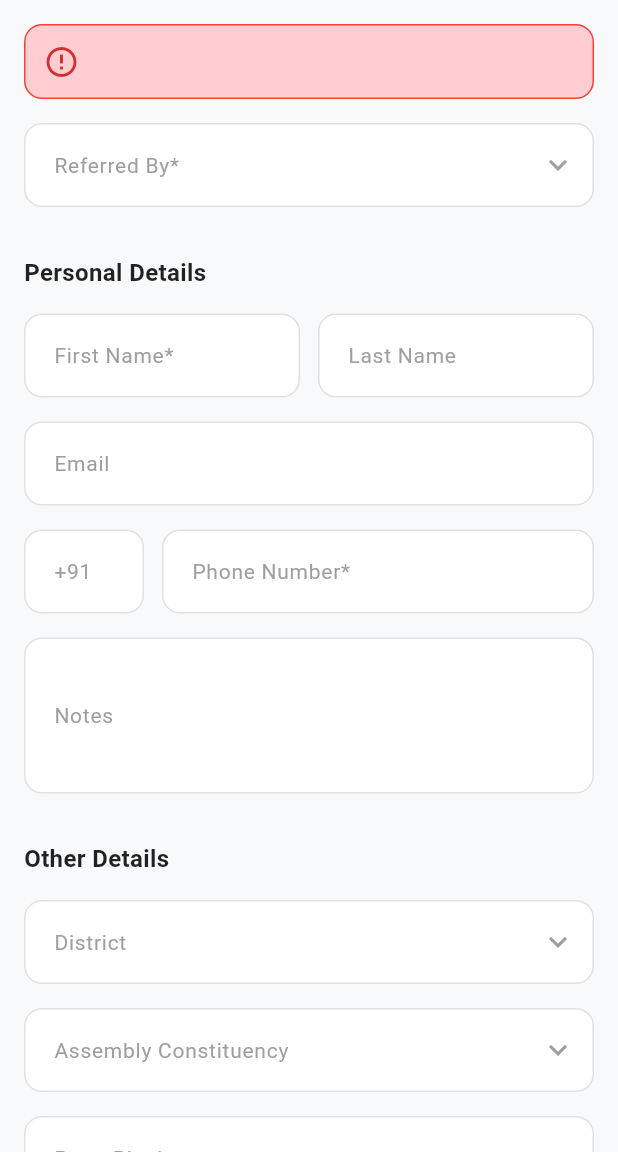
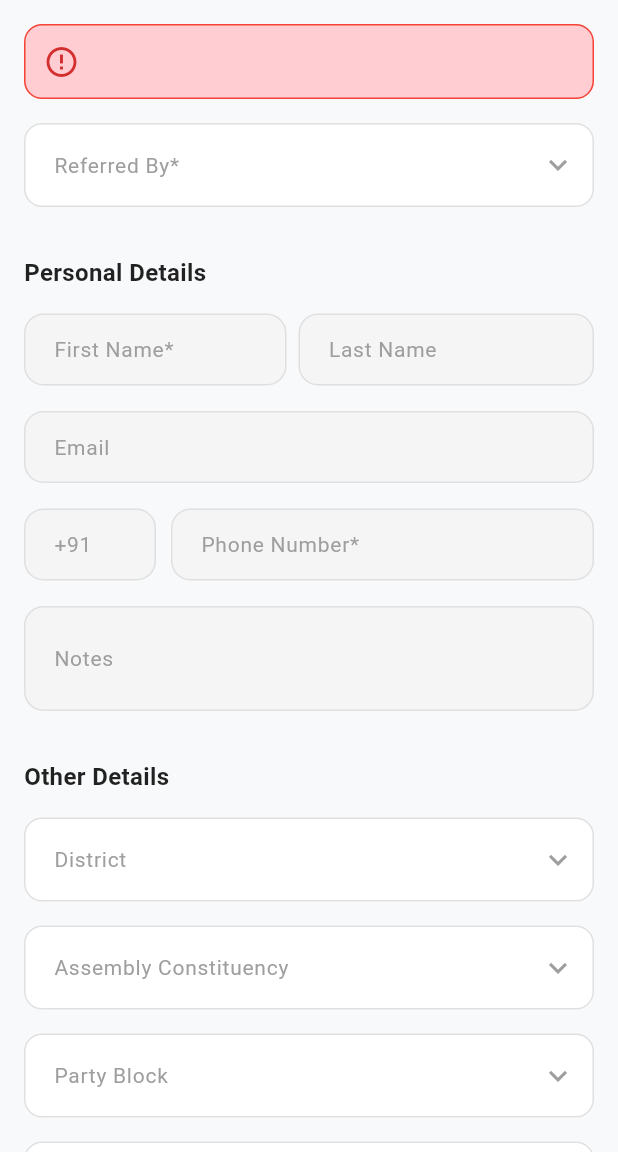
Before and after one commit to alanjoseph2004/contact_app, a Flutter app: the NewAllContactUI screen opened directly with empty values, on a phone screen of 412 x 824 dp, the part 84-1236 px from its top. Run offline on Flutter 3.47's test engine with Material 3 defaults, Android fonts, the phone set to English and light mode, and no system bars; our stand-ins replace shared_preferences; accounts and stored records are empty.

Commit message:
personal details widget ui styling

```diff
--- a/lib/widgets/personal_details_widget.dart
+++ b/lib/widgets/personal_details_widget.dart
@@ -26,6 +26,8 @@ class PersonalDetailsWidget extends StatelessWidget {
 
   @override
   Widget build(BuildContext context) {
+    final screenWidth = MediaQuery.of(context).size.width;
+
     return Column(
       crossAxisAlignment: CrossAxisAlignment.stretch,
       children: [
@@ -38,7 +40,14 @@ class PersonalDetailsWidget extends StatelessWidget {
         // Name Fields
         Row(
           children: [
-            Expanded(
+            // First Name with responsive width
+            ConstrainedBox(
+              constraints: BoxConstraints(
+                minWidth: screenWidth < 400 ? screenWidth * 0.4 : 175,
+                maxWidth: 175,
+              ),
+              child: SizedBox(
+                height: 49,
                 child: _buildTextField(
                   controller: firstNameController,
                   labelText: 'First Name*',
@@ -53,8 +62,12 @@ class PersonalDetailsWidget extends StatelessWidget {
                   },
                 ),
               ),
-            const SizedBox(width: 12),
+            ),
+            const SizedBox(width: 8),
+            // Last Name expands to fill remaining space
             Expanded(
+              child: SizedBox(
+                height: 49,
                 child: _buildTextField(
                   controller: lastNameController,
                   labelText: 'Last Name',
@@ -66,12 +79,19 @@ class PersonalDetailsWidget extends StatelessWidget {
                   },
                 ),
               ),
+            ),
           ],
         ),
         const SizedBox(height: 16),
 
-        // Email Field
-        _buildTextField(
+        // Email Field - responsive width
+        ConstrainedBox(
+          constraints: BoxConstraints(
+            maxWidth: screenWidth < 400 ? screenWidth : 358,
+          ),
+          child: SizedBox(
+            height: 49,
+            child: _buildTextField(
               controller: emailController,
               labelText: 'Email',
               keyboardType: TextInputType.emailAddress,
@@ -89,13 +109,21 @@ class PersonalDetailsWidget extends StatelessWidget {
                 return null;
               },
             ),
+          ),
+        ),
         const SizedBox(height: 16),
 
         // Phone Number Fields
         Row(
           children: [
-            SizedBox(
-              width: 80,
+            // Country Code with responsive width
+            ConstrainedBox(
+              constraints: BoxConstraints(
+                minWidth: screenWidth < 400 ? 70 : 88,
+                maxWidth: 88,
+              ),
+              child: SizedBox(
+                height: 49,
                 child: _buildTextField(
                   controller: countryCodeController,
                   labelText: '+91',
@@ -111,8 +139,12 @@ class PersonalDetailsWidget extends StatelessWidget {
                   maxLength: 5,
                 ),
               ),
-            const SizedBox(width: 12),
+            ),
+            const SizedBox(width: 10),
+            // Phone Number expands to fill remaining space
             Expanded(
+              child: SizedBox(
+                height: 49,
                 child: _buildTextField(
                   controller: phoneController,
                   labelText: 'Phone Number*',
@@ -129,16 +161,25 @@ class PersonalDetailsWidget extends StatelessWidget {
                   maxLength: 11,
                 ),
               ),
+            ),
           ],
         ),
 
-        // Notes Field (optional)
+        // Notes Field (optional) - responsive width
         if (showNotes) ...[
           const SizedBox(height: 16),
-          _buildTextField(
+          ConstrainedBox(
+            constraints: BoxConstraints(
+              maxWidth: screenWidth < 400 ? screenWidth : 358,
+            ),
+            child: SizedBox(
+              height: 70,
+              child: _buildTextField(
                 controller: noteController,
                 labelText: 'Notes',
                 maxLines: 3,
+              ),
+            ),
           ),
         ],
       ],
@@ -182,28 +223,33 @@ class PersonalDetailsWidget extends StatelessWidget {
           fontWeight: FontWeight.w400,
         ),
         filled: true,
-        fillColor: Colors.white,
+        fillColor: const Color(0xFFF5F5F5),
         border: OutlineInputBorder(
-          borderRadius: BorderRadius.circular(12),
+          borderRadius: BorderRadius.circular(13),
           borderSide: const BorderSide(color: Color(0xFFE0E0E0), width: 1),
         ),
         enabledBorder: OutlineInputBorder(
-          borderRadius: BorderRadius.circular(12),
+          borderRadius: BorderRadius.circular(13),
           borderSide: const BorderSide(color: Color(0xFFE0E0E0), width: 1),
         ),
         focusedBorder: OutlineInputBorder(
-          borderRadius: BorderRadius.circular(12),
+          borderRadius: BorderRadius.circular(13),
           borderSide: const BorderSide(color: Color(0xFF4285F4), width: 2),
         ),
         errorBorder: OutlineInputBorder(
-          borderRadius: BorderRadius.circular(12),
+          borderRadius: BorderRadius.circular(13),
           borderSide: const BorderSide(color: Colors.red, width: 1),
         ),
         focusedErrorBorder: OutlineInputBorder(
-          borderRadius: BorderRadius.circular(12),
+          borderRadius: BorderRadius.circular(13),
           borderSide: const BorderSide(color: Colors.red, width: 2),
         ),
-        contentPadding: const EdgeInsets.symmetric(horizontal: 16, vertical: 16),
+        contentPadding: const EdgeInsets.only(
+          top: 10,
+          right: 16,
+          bottom: 10,
+          left: 16,
+        ),
         counterText: '',
       ),
     );
```
Lines whose indentation alone changed are shown as unchanged.
